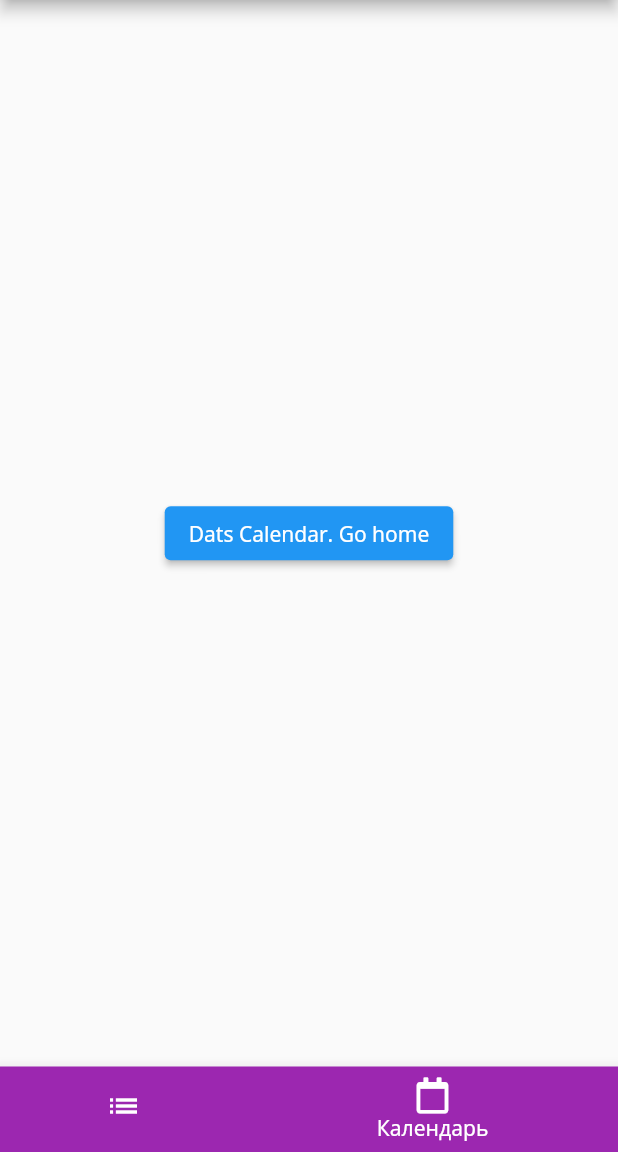
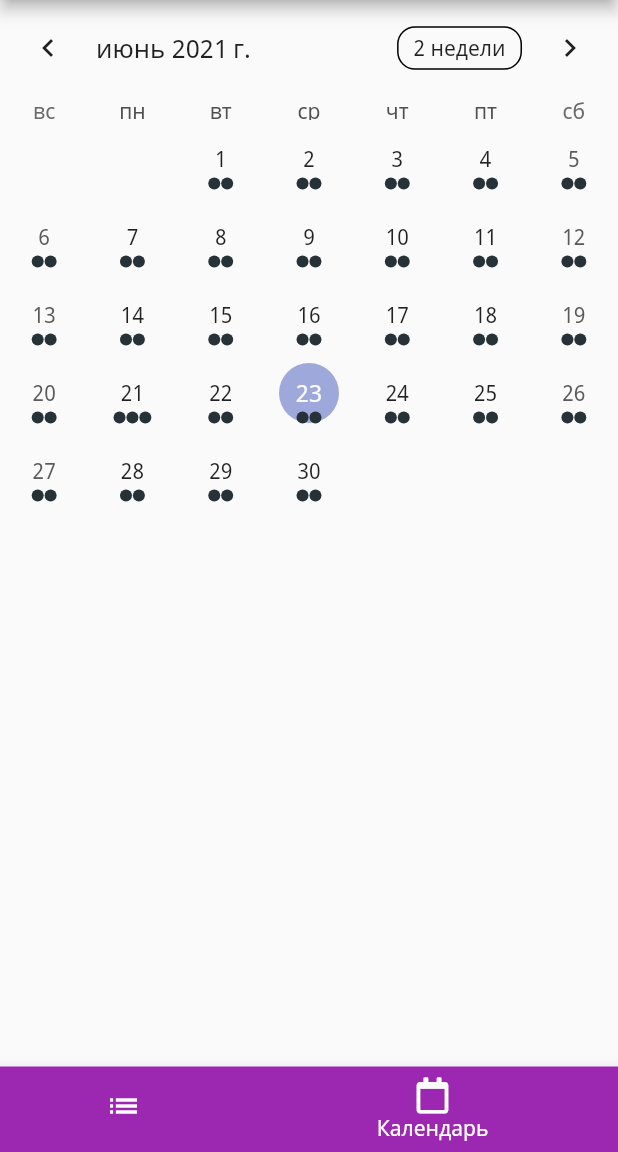
Before and after one commit to zalhonan/bday-app, a Flutter app: the screen it shows after launch, item 2 of the bottom bar chosen, on a phone screen of 412 x 824 dp, the part 84-1236 px from its top. Run offline on Flutter 3.47's test engine with Material 2 defaults, Android fonts, the phone set to English and light mode, and no system bars; drawn by our look-alikes of table_calendar; our stand-ins replace font_awesome_flutter, get; missing offline and left inert: random_color.

Commit message:
started working on calendar

```diff
--- a/lib/controllers/events_storage.dart
+++ b/lib/controllers/events_storage.dart
@@ -28,6 +28,12 @@ class EventsStorage extends GetxController {
     throw ("Element not found yo $eventIdToEdit");
   }
 
+  // * получить список ID событий для данного дня
+  // TODO: сделать
+
+  // * получить список событий по списку ID
+  // TODO: сделать
+
   // * перезаписать элемент по его ID
   editEvent(Event fixedEvent) {
     for (int i = 0; i < eventsList.length; i++) {
--- a/lib/screens/events_calendar.dart
+++ b/lib/screens/events_calendar.dart
@@ -4,20 +4,79 @@ import '../controllers/main_page_controller.dart';
 
 import 'package:get/get.dart';
 
-class EventsCalendar extends StatelessWidget {
+import 'package:table_calendar/table_calendar.dart';
+
+import '../services/constants.dart';
+
+// TODO: переписать без стейта на GetX
+
+class EventsCalendar extends StatefulWidget {
+  @override
+  _EventsCalendarState createState() => _EventsCalendarState();
+}
+
+class _EventsCalendarState extends State<EventsCalendar> {
   final MainPageController mainPageC = Get.find();
+
+  CalendarFormat _calendarFormat = CalendarFormat.month;
+
+  DateTime _focusedDay = DateTime.now();
+
+  DateTime? _selectedDay;
 
   @override
   Widget build(BuildContext context) {
-    return Container(
-      child: Center(
-        child: ElevatedButton(
-          child: Text('Dats Calendar. Go home'),
-          onPressed: () {
-            mainPageC.changePage(0);
+    return Column(
+      children: [
+        TableCalendar(
+          // * в дальнейших портах на другие языки привязать к локали
+          availableCalendarFormats: const {
+            CalendarFormat.month: 'Месяц',
+            CalendarFormat.twoWeeks: '2 недели',
+            CalendarFormat.week: 'Неделя',
+          },
+          locale: "RU_ru",
+          focusedDay: _focusedDay,
+          firstDay: kFirstDay,
+          lastDay: kLastDay,
+          calendarFormat: _calendarFormat,
+          calendarStyle: CalendarStyle(
+            // Use `CalendarStyle` to customize the UI
+            outsideDaysVisible: false,
+            canMarkersOverflow: true,
+          ),
+          selectedDayPredicate: (day) {
+            return isSameDay(_selectedDay, day);
+          },
+          // TODO: выводить карточки событий по выбранному дню
+          onDaySelected: (selectedDay, focusedDay) {
+            if (!isSameDay(_selectedDay, selectedDay)) {
+              // Call `setState()` when updating the selected day
+              setState(() {
+                _selectedDay = selectedDay;
+                _focusedDay = focusedDay;
+              });
+            }
+          },
+          onFormatChanged: (format) {
+            setState(() {
+              _calendarFormat = format;
+            });
+          },
+          onPageChanged: (focusedDay) {
+            print(focusedDay);
+            _focusedDay = focusedDay;
+          },
+          // TODO: возвращать для каждого дня +- 3 года набор событий. Смотреть производительность.
+          eventLoader: (DateTime day) {
+            if (isSameDay(day, DateTime(kNow.year, kNow.month, kNow.day - 2))) {
+              return [1, 2, 3];
+            } else {
+              return [1, 2];
+            }
           },
         ),
-      ),
+      ],
     );
   }
 }
--- a/lib/services/constants.dart
+++ b/lib/services/constants.dart
@@ -9,6 +9,10 @@ const double kFontSizeSubtitle1 = 16;
 
 Color? kColorAccent = Colors.green[900];
 Color? kColorAccentRed = Colors.redAccent;
+
+final kNow = DateTime.now();
+final kFirstDay = DateTime(kNow.year - 100, kNow.month, kNow.day);
+final kLastDay = DateTime(kNow.year + 100, kNow.month + 3, kNow.day);
 
 // * 0 birthday,
 // * 1 wedding_anniversary,
--- a/pubspec.yaml
+++ b/pubspec.yaml
@@ -18,6 +18,7 @@ dependencies:
   google_fonts: ^2.1.0
   intl: ^0.17.0
   random_color: ^1.0.6-nullsafety
+  table_calendar: ^3.0.0
   uuid: ^3.0.4
 
 dev_dependencies:
```
Also changed, not shown: pubspec.lock.
